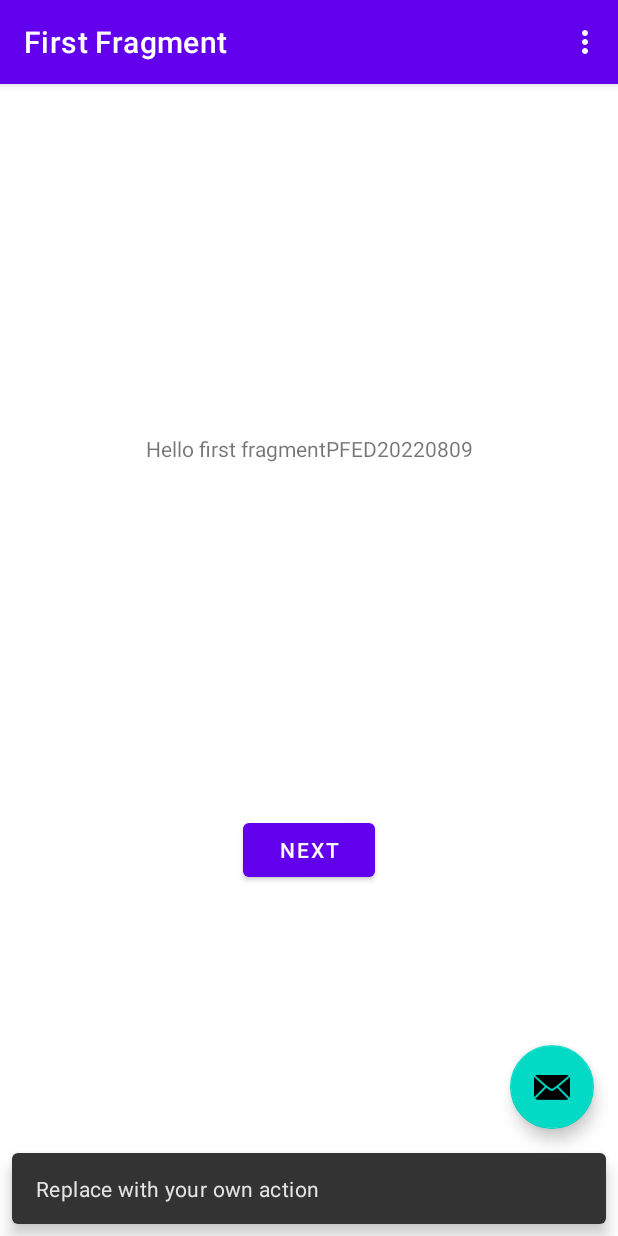
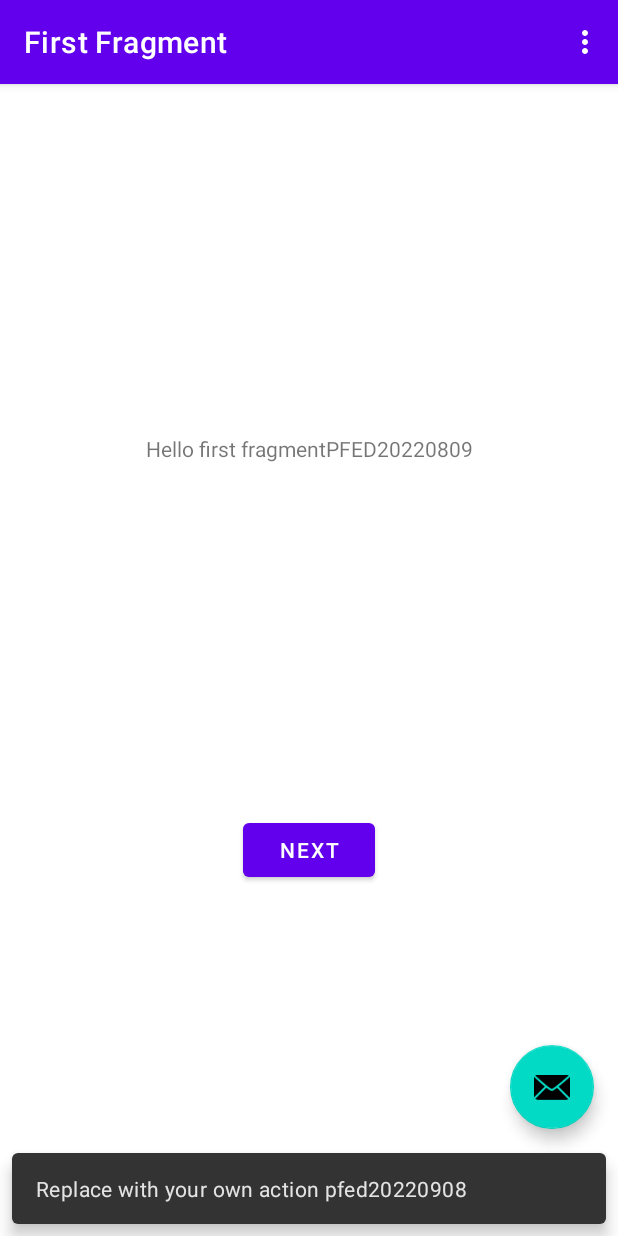
Before and after one commit to DanielSMO1st/PfedApp20220809, an Android app: the screen it shows after launch (MainActivity), after a tap on an icon or button, on a phone screen of 412 x 824 dp. Run offline under Robolectric (Android 15) with nearby library versions, the phone set to English and light mode, and no system bars; our stand-ins replace navigation-ui.

Commit message:
Änderungen aus der Schulung am 20220908 ... extracted string to resource

```diff
--- a/app/src/main/java/com/example/pfedapp20220809/MainActivity.kt
+++ b/app/src/main/java/com/example/pfedapp20220809/MainActivity.kt
@@ -30,7 +30,7 @@ class MainActivity : AppCompatActivity() {
         setupActionBarWithNavController(navController, appBarConfiguration)
 
         binding.fab.setOnClickListener { view ->
-            Snackbar.make(view, "Replace with your own action", Snackbar.LENGTH_LONG)
+            Snackbar.make(view, getString(R.string.action_message), Snackbar.LENGTH_LONG)
                 .setAction("Action", null).show()
             Toast.makeText( this,">Hello from Mail-Button-Click<", Toast.LENGTH_LONG).show()
         }
--- a/app/src/main/res/values/strings.xml
+++ b/app/src/main/res/values/strings.xml
@@ -9,4 +9,5 @@
 
     <string name="hello_first_fragment">Hello first fragmentPFED20220809</string>
     <string name="hello_second_fragment">Hello second fragment. Arg: %1$s</string>
+    <string name="action_message">Replace with your own action pfed20220908</string>
 </resources>
```
